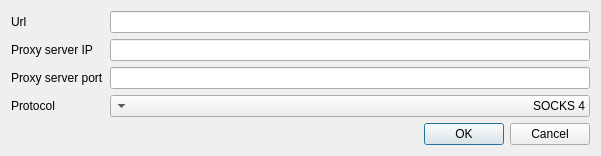
Before: the Qt Designer form AddItemDialog.ui in FelixdelasPozas/curl-Downloader, drawn with Qt 5.
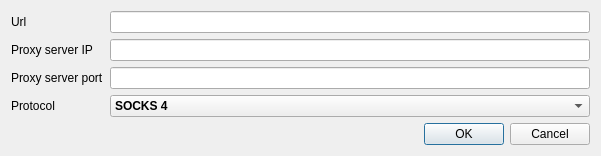
After: the same form once the commit is applied. Icons and pictures are not drawn.

Commit message: Fix tab order in AddItemDialog.

```diff
--- a/AddItemDialog.ui
+++ b/AddItemDialog.ui
@@ -71,8 +71,20 @@
      </item>
      <item row="3" column="2">
       <widget class="QComboBox" name="m_protocolCombo">
-       <property name="layoutDirection">
-        <enum>Qt::RightToLeft</enum>
+       <property name="font">
+        <font>
+         <weight>75</weight>
+         <bold>true</bold>
+        </font>
+       </property>
+       <property name="sizeAdjustPolicy">
+        <enum>QComboBox::AdjustToMinimumContentsLength</enum>
+       </property>
+       <property name="frame">
+        <bool>true</bool>
+       </property>
+       <property name="modelColumn">
+        <number>0</number>
        </property>
        <item>
         <property name="text">
```
The commit also changes 1 other file.
